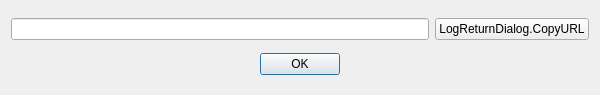
Above: UI/forms/OBSLogReply.ui from deepin-community/obs-studio before the change. Below: the same form after it.
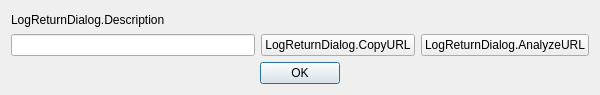
That is the form after the change.

Diff of the .ui file:
```diff
--- a/UI/forms/OBSLogReply.ui
+++ b/UI/forms/OBSLogReply.ui
@@ -14,6 +14,13 @@
    <string>LogReturnDialog</string>
   </property>
   <layout class="QVBoxLayout" name="verticalLayout">
+   <item>
+    <widget class="QLabel" name="description">
+     <property name="text">
+      <string>LogReturnDialog.Description</string>
+     </property>
+    </widget>
+   </item>
    <item>
     <layout class="QHBoxLayout" name="horizontalLayout">
      <item>
@@ -33,6 +40,13 @@
        </property>
       </widget>
      </item>
+     <item>
+      <widget class="QPushButton" name="analyzeURL">
+       <property name="text">
+        <string>LogReturnDialog.AnalyzeURL</string>
+       </property>
+      </widget>
+     </item>
     </layout>
    </item>
    <item>
```
